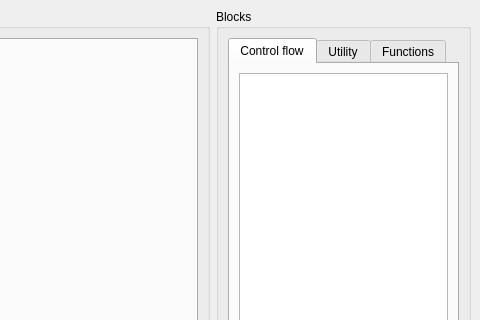
This is modules/automation/projects/HilecGui/src/scratch/ScratchWidget.ui in OFFIS-Automation/Framework as Qt 5 draws it before an edit; both pictures show x 310 to 790 and y 0 to 320 of the 790 by 437 pixel window. The edited form follows.
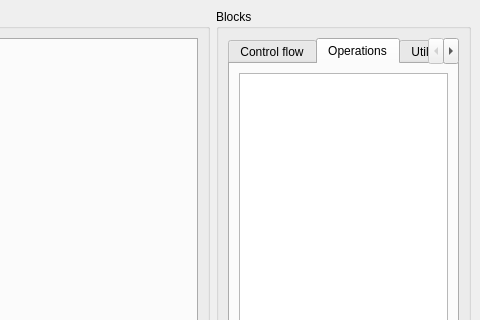
This is the edited form. Custom widgets are drawn as their Qt base class.

Commit message: Scratch: Add operations tab

Diff of the .ui file:
```diff
--- a/modules/automation/projects/HilecGui/src/scratch/ScratchWidget.ui
+++ b/modules/automation/projects/HilecGui/src/scratch/ScratchWidget.ui
@@ -45,6 +45,9 @@
       <layout class="QGridLayout" name="gridLayout_2">
        <item row="0" column="0">
         <widget class="QTabWidget" name="blocks">
+         <property name="currentIndex">
+          <number>1</number>
+         </property>
          <widget class="QWidget" name="tab">
           <attribute name="title">
            <string>Control flow</string>
@@ -55,6 +58,16 @@
            </item>
           </layout>
          </widget>
+         <widget class="QWidget" name="tab_3">
+          <attribute name="title">
+           <string>Operations</string>
+          </attribute>
+          <layout class="QGridLayout" name="gridLayout_6">
+           <item row="0" column="0">
+            <widget class="QGraphicsView" name="operationsView"/>
+           </item>
+          </layout>
+         </widget>
          <widget class="QWidget" name="tab_2">
           <attribute name="title">
            <string>Utility</string>
```
The commit also changes 3 other files.
